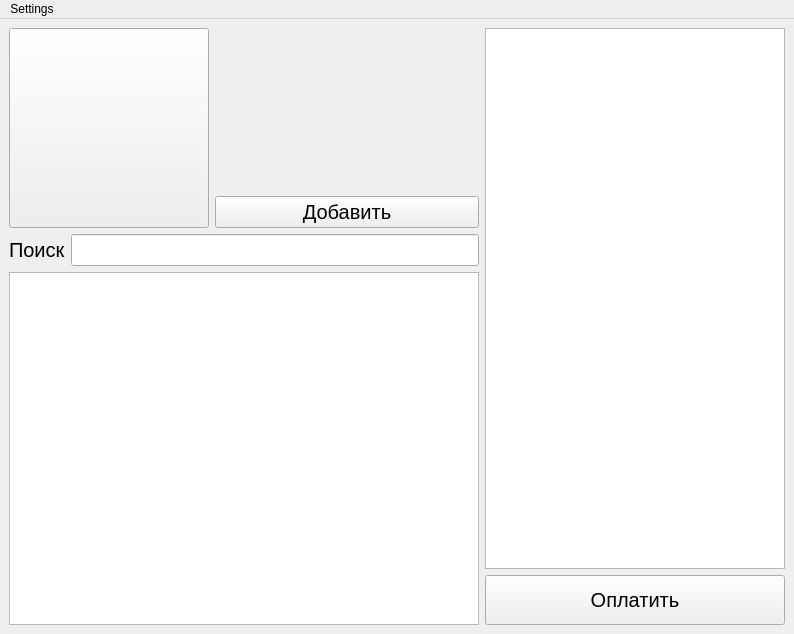
This is QT/mainWindow.ui in banahik/cashregister as Qt 5 draws it before an edit. The edited form follows.
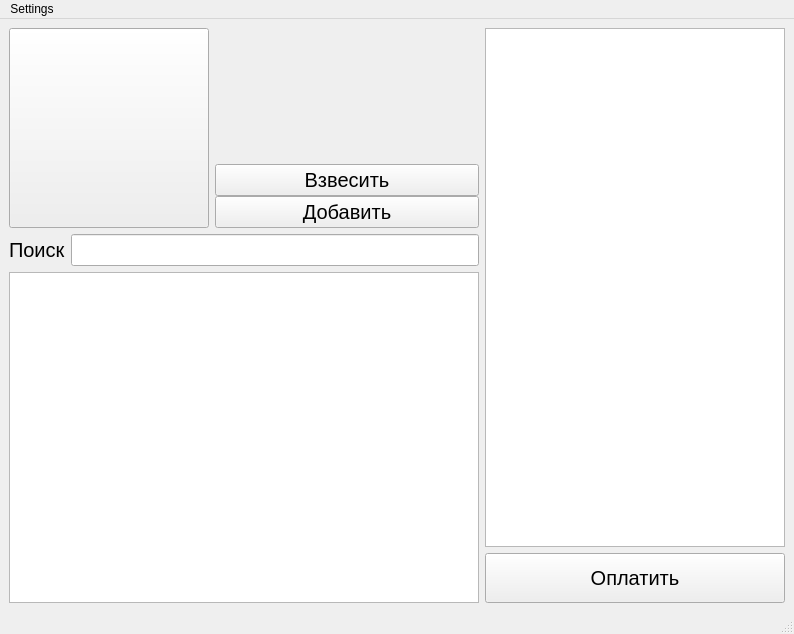
This is the edited form.

Patch:
```diff
--- a/QT/mainWindow.ui
+++ b/QT/mainWindow.ui
@@ -79,6 +79,13 @@
             </property>
            </widget>
           </item>
+          <item>
+           <widget class="QPushButton" name="bt_decode">
+            <property name="text">
+             <string>Взвесить</string>
+            </property>
+           </widget>
+          </item>
           <item>
            <widget class="QPushButton" name="bt_add_product">
             <property name="text">
@@ -177,6 +184,7 @@
    </widget>
    <addaction name="menusattings"/>
   </widget>
+  <widget class="QStatusBar" name="statusBar"/>
   <action name="actionsitem_panel">
    <property name="text">
     <string>system panel</string>
```
